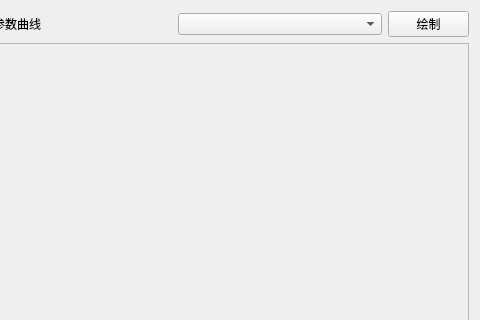
This is MnD.ui in Athameral/Motor_and_Dragging_Design as Qt 5 draws it before an edit; both pictures show x 320 to 800 and y 0 to 320 of the 800 by 600 pixel window. The edited form follows.
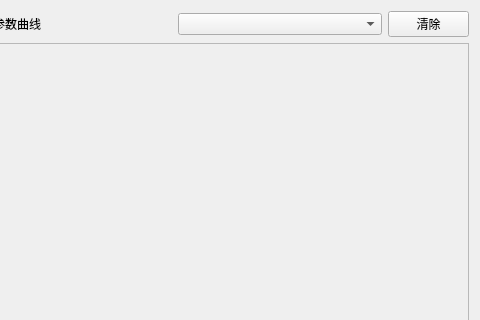
This is the edited form.

Commit message: 按钮功能改为清除绘图区域；增加了电流-转速曲线

The edit to the form file:
```diff
--- a/MnD.ui
+++ b/MnD.ui
@@ -317,7 +317,7 @@
           </sizepolicy>
          </property>
          <property name="text">
-          <string>绘制</string>
+          <string>清除</string>
          </property>
         </widget>
        </item>
```
Left out of the diff: 2 changed lines with no effect on the pictures. The commit also changes 4 other files.
